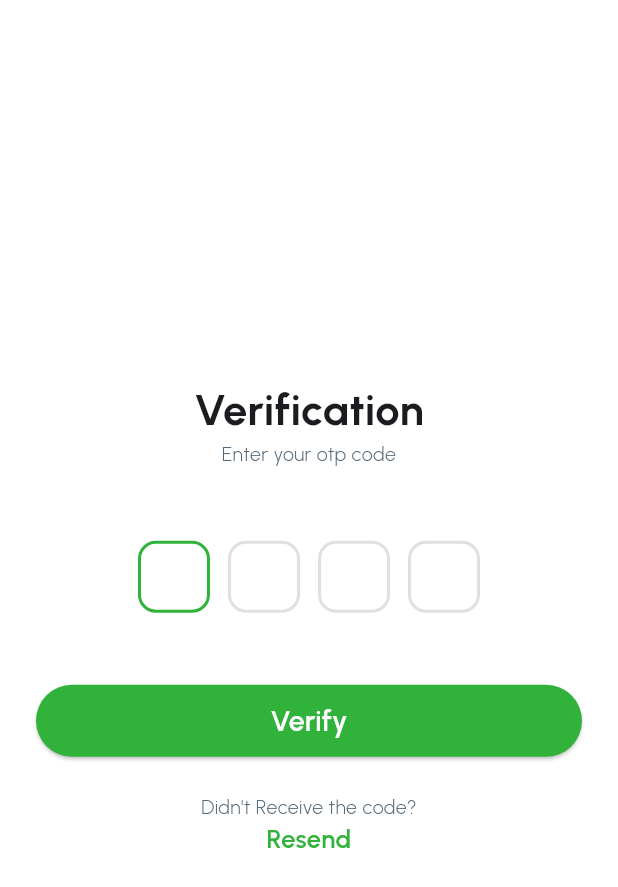
After one commit to santanu901/hfk_flutter_clone, a Flutter app: the VerifyOtpScreen screen opened by its route, on a phone screen of 412 x 824 dp. The commit adds this screen. Shown: the top 887 px of the screen. Run offline on Flutter 3.47's test engine with Material 3 defaults, Android fonts, the phone set to English and light mode, and no system bars.

Commit message:
verify otp screen added, minsdk & target sdk change on local.properties

```diff
--- a/lib/core/app_routes.dart
+++ b/lib/core/app_routes.dart
@@ -6,8 +6,5 @@ class AppRoutes {
   static const String splash = "/";
   static const String login = "/login";
   static const String register = "/register";
-  static const String dashboard = "/dashboard";
-  static const String home = "/home";
-  static const String editProfile = "/edit_profile";
-  static const String placesNearby = "/places_nearby";
+  static const String verifyOtp = "/verifyOtp";
 }
--- a/lib/main.dart
+++ b/lib/main.dart
@@ -5,6 +5,7 @@ import 'package:hfk_flutter_clone/styles/app_colors.dart';
 import 'package:hfk_flutter_clone/ui/login/login_screen.dart';
 import 'package:hfk_flutter_clone/ui/register/register_screen.dart';
 import 'package:hfk_flutter_clone/ui/splash/splash_screen.dart';
+import 'package:hfk_flutter_clone/ui/verify_otp/verify_otp_screen.dart';
 
 void main() {
   runApp(const HFKApp());
@@ -33,6 +34,7 @@ class HFKApp extends StatelessWidget {
         AppRoutes.splash: (context) => const SplashScreen(),
         AppRoutes.login: (context) => const LoginScreen(),
         AppRoutes.register: (context) => const RegisterScreen(),
+        AppRoutes.verifyOtp: (context) => const VerifyOtpScreen(),
       },
     );
   }
--- a/lib/resources/app_strings.dart
+++ b/lib/resources/app_strings.dart
@@ -23,6 +23,13 @@ class AppStrings {
   static const String labelRegisterTypeSeller = "Seller";
   static const String labelFullName = "Full Name";
 
+  ///Verify Otp Screen Msg
+  static const String labelVerification = "Verification";
+  static const String labelEnterOtpCode = "Enter your otp code";
+  static const String labelVerify = "Verify";
+  static const String labelNotReceiveCodeLabel = "Didn't Receive the code?";
+  static const String labelResend = "Resend";
+
   ///Hint Msg
   static const String hintEnterMobileNo = "Enter Mobile Number";
   static const String hintEnterFullName = "Enter Full Name";
--- a/lib/ui/login/login_screen.dart
+++ b/lib/ui/login/login_screen.dart
@@ -316,10 +316,16 @@ class _LoginScreenState extends State<LoginScreen> {
     Navigator.of(context).pushNamed(AppRoutes.register);
   }
 
+  void navigateToVerifyOTP() {
+    Navigator.of(context).pushNamed(AppRoutes.verifyOtp);
+  }
+
   ///Click Handler
   void loginClickHandler() {
     CommonUtils.hideSoftKeyboard();
-    if (validateLoginData()) {}
+    if (validateLoginData()) {
+      navigateToVerifyOTP();
+    }
   }
 
   void createAccountClickHandler() {
--- /dev/null
+++ b/lib/ui/verify_otp/verify_otp_screen.dart
@@ -0,0 +1,209 @@
+import 'package:flutter/material.dart';
+import 'package:hfk_flutter_clone/custom_views/custom_text_field.dart';
+import 'package:hfk_flutter_clone/enums/enum_login_type.dart';
+import 'package:hfk_flutter_clone/resources/app_dimens.dart';
+import 'package:hfk_flutter_clone/resources/app_icons.dart';
+import 'package:hfk_flutter_clone/resources/app_strings.dart';
+import 'package:hfk_flutter_clone/styles/app_colors.dart';
+import 'package:hfk_flutter_clone/styles/theme_button.dart';
+import 'package:hfk_flutter_clone/styles/theme_text.dart';
+import 'package:hfk_flutter_clone/utils/common_utils.dart';
+
+class VerifyOtpScreen extends StatefulWidget {
+  const VerifyOtpScreen({super.key});
+
+  @override
+  State<VerifyOtpScreen> createState() => _VerifyOtpScreenState();
+}
+
+class _VerifyOtpScreenState extends State<VerifyOtpScreen> {
+  late final TextEditingController inputFullNameController;
+  late final TextEditingController inputMobileController;
+
+  var selectedUserType = UserType.None;
+
+  @override
+  void initState() {
+    super.initState();
+    inputFullNameController = TextEditingController();
+    inputMobileController = TextEditingController();
+  }
+
+  @override
+  void dispose() {
+    super.dispose();
+    inputFullNameController.dispose();
+    inputMobileController.dispose();
+  }
+
+  @override
+  Widget build(BuildContext context) {
+    return Scaffold(
+      primary: true,
+      resizeToAvoidBottomInset: true,
+      body: SafeArea(
+        child: Column(
+          mainAxisAlignment: MainAxisAlignment.center,
+          crossAxisAlignment: CrossAxisAlignment.center,
+          children: [
+            _buildVerificationLabel(),
+            _buildNotReceivedCodeLabel(),
+            _buildItemSpacingVertical(AppDimens.size_48),
+            _buildOTPItemRow(),
+            _buildItemSpacingVertical(AppDimens.size_48),
+            _buildVerifyButton(),
+            _buildItemSpacingVertical(AppDimens.size_24),
+            _buildNotReceivedOtpLabel(),
+            _buildResendLabel(),
+          ],
+        ),
+      ),
+    );
+  }
+
+  ///UI Builder
+  Widget _buildItemSpacingVertical(double boxHeight) {
+    return SizedBox(
+      height: boxHeight,
+    );
+  }
+
+  Widget _buildItemSpacingHorizontal(double boxWidth) {
+    return SizedBox(
+      width: boxWidth,
+    );
+  }
+
+  Widget _buildVerificationLabel() {
+    return const Padding(
+      padding:
+          EdgeInsets.only(left: AppDimens.size_16, right: AppDimens.size_16),
+      child: Text(
+        AppStrings.labelVerification,
+        style: ThemeText.font29Bold,
+        textAlign: TextAlign.center,
+      ),
+    );
+  }
+
+  Widget _buildNotReceivedCodeLabel() {
+    return Padding(
+      padding: const EdgeInsets.only(
+          left: AppDimens.size_16, right: AppDimens.size_16),
+      child: Text(
+        AppStrings.labelEnterOtpCode,
+        style: ThemeText.font13Light.apply(color: AppColors.payneGrey),
+        textAlign: TextAlign.center,
+      ),
+    );
+  }
+
+  Widget _buildOTPItemRow() {
+    return Padding(
+      padding: const EdgeInsets.only(
+          left: AppDimens.size_16, right: AppDimens.size_16),
+      child: Row(
+        mainAxisAlignment: MainAxisAlignment.center,
+        children: [
+          _buildOTPItemField(first: true, last: false),
+          _buildItemSpacingHorizontal(AppDimens.size_12),
+          _buildOTPItemField(first: false, last: false),
+          _buildItemSpacingHorizontal(AppDimens.size_12),
+          _buildOTPItemField(first: false, last: false),
+          _buildItemSpacingHorizontal(AppDimens.size_12),
+          _buildOTPItemField(first: false, last: true),
+        ],
+      ),
+    );
+  }
+
+  Widget _buildOTPItemField({bool first = false, last = false}) {
+    return SizedBox(
+      height: AppDimens.size_48,
+      child: AspectRatio(
+        aspectRatio: 1.0,
+        child: TextField(
+          autofocus: true,
+          onChanged: (value) {
+            if (value.length == 1 && last == false) {
+              FocusScope.of(context).nextFocus();
+            }
+            if (value.isEmpty && first == false) {
+              FocusScope.of(context).previousFocus();
+            }
+          },
+          showCursor: false,
+          readOnly: false,
+          textAlign: TextAlign.center,
+          style: ThemeText.font15Medium,
+          keyboardType: TextInputType.number,
+          maxLength: 1,
+          decoration: InputDecoration(
+            counter: const Offstage(),
+            enabledBorder: OutlineInputBorder(
+                borderSide: const BorderSide(
+                    width: AppDimens.size_2, color: Colors.black12),
+                borderRadius: BorderRadius.circular(AppDimens.size_12)),
+            focusedBorder: OutlineInputBorder(
+                borderSide: const BorderSide(
+                    width: AppDimens.size_2, color: AppColors.americanGreen),
+                borderRadius: BorderRadius.circular(AppDimens.size_12)),
+          ),
+        ),
+      ),
+    );
+  }
+
+  Widget _buildVerifyButton() {
+    return Padding(
+      padding: const EdgeInsets.only(
+        left: AppDimens.size_24,
+        right: AppDimens.size_24,
+      ),
+      child: ElevatedButton(
+        onPressed: () {
+          registerClickHandler();
+        },
+        style: ThemeButton.buttonStyleElevatedSolidRoundedCurveAmericanGreen,
+        child: Text(
+          AppStrings.labelVerify,
+          style: ThemeText.font19SemiBold.apply(color: AppColors.white),
+        ),
+      ),
+    );
+  }
+
+  Widget _buildNotReceivedOtpLabel() {
+    return Padding(
+      padding: const EdgeInsets.only(
+          left: AppDimens.size_16, right: AppDimens.size_16),
+      child: Text(
+        AppStrings.labelNotReceiveCodeLabel,
+        style: ThemeText.font13Light.apply(color: AppColors.payneGrey),
+        textAlign: TextAlign.center,
+      ),
+    );
+  }
+
+  Widget _buildResendLabel() {
+    return Padding(
+      padding: const EdgeInsets.only(
+          left: AppDimens.size_16, right: AppDimens.size_16),
+      child: Text(
+        AppStrings.labelResend,
+        style: ThemeText.font17SemiBold.apply(color: AppColors.americanGreen),
+        textAlign: TextAlign.center,
+      ),
+    );
+  }
+
+  ///Navigation Handler
+  void navigateToBackStack() {
+    Navigator.of(context).pop();
+  }
+
+  ///Click Handler
+  void registerClickHandler() {
+    CommonUtils.hideSoftKeyboard();
+  }
+}
```
Also changed, not shown: 2 other files.
